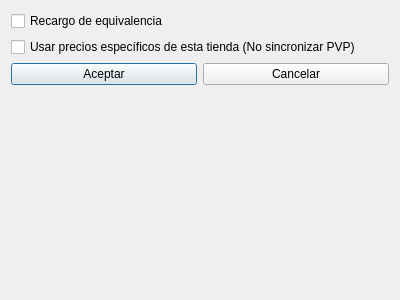
The window that configuracionotros.ui (Ladis72/tienda) describes before a commit, drawn with Qt 5.
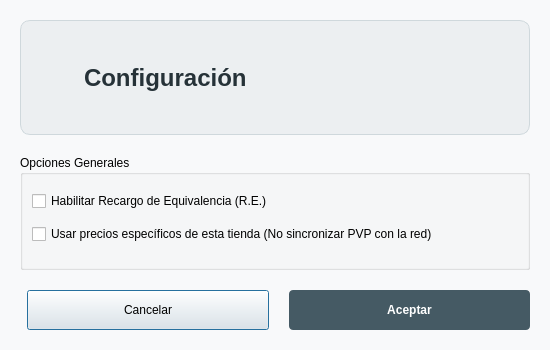
The same window after the commit. Icons and pictures are not drawn.

```diff
--- a/configuracionotros.ui
+++ b/configuracionotros.ui
@@ -6,54 +6,160 @@
    <rect>
     <x>0</x>
     <y>0</y>
-    <width>400</width>
-    <height>300</height>
+    <width>550</width>
+    <height>350</height>
    </rect>
   </property>
   <property name="windowTitle">
+   <string>Configuración del Sistema</string>
+  </property>
+  <property name="styleSheet">
+   <string notr="true">QDialog { background-color: #f8f9fa; }</string>
+  </property>
+  <layout class="QVBoxLayout" name="mainVerticalLayout">
+   <property name="spacing">
+    <number>20</number>
+   </property>
+   <property name="leftMargin">
+    <number>20</number>
+   </property>
+   <property name="topMargin">
+    <number>20</number>
+   </property>
+   <property name="rightMargin">
+    <number>20</number>
+   </property>
+   <property name="bottomMargin">
+    <number>20</number>
+   </property>
+   <item>
+    <widget class="QFrame" name="headerFrame">
+     <property name="minimumSize">
+      <size>
+       <width>0</width>
+       <height>80</height>
+      </size>
+     </property>
+     <property name="styleSheet">
+      <string notr="true">QFrame#headerFrame {
+    background-color: #eceff1;
+    border-radius: 10px;
+    border: 1px solid #cfd8dc;
+}</string>
+     </property>
+     <layout class="QHBoxLayout" name="horizontalLayoutHeader">
+      <item>
+       <widget class="QLabel" name="labelIcono">
+        <property name="maximumSize">
+         <size>
+          <width>48</width>
+          <height>48</height>
+         </size>
+        </property>
+        <property name="pixmap">
+         <pixmap>../iconos/configuracion.png</pixmap>
+        </property>
+        <property name="scaledContents">
+         <bool>true</bool>
+        </property>
+       </widget>
+      </item>
+      <item>
+       <widget class="QLabel" name="labelTitle">
+        <property name="font">
+         <font>
+          <pointsize>18</pointsize>
+          <bold>true</bold>
+         </font>
+        </property>
+        <property name="styleSheet">
+         <string notr="true">color: #263238;</string>
+        </property>
+        <property name="text">
    <string>Configuración</string>
   </property>
-  <layout class="QGridLayout" name="gridLayout">
-   <item row="0" column="0" colspan="2">
+       </widget>
+      </item>
+      <item>
+       <spacer name="horizontalSpacerHeader">
+        <property name="orientation">
+         <enum>Qt::Orientation::Horizontal</enum>
+        </property>
+       </spacer>
+      </item>
+     </layout>
+    </widget>
+   </item>
+   <item>
+    <widget class="QGroupBox" name="groupBoxSettings">
+     <property name="title">
+      <string>Opciones Generales</string>
+     </property>
+     <layout class="QVBoxLayout" name="verticalLayoutSettings">
+      <item>
     <widget class="QCheckBox" name="checkBoxRE">
      <property name="text">
-      <string>Recargo de equivalencia</string>
+         <string>Habilitar Recargo de Equivalencia (R.E.)</string>
      </property>
     </widget>
    </item>
-   <item row="1" column="0" colspan="2">
+      <item>
     <widget class="QCheckBox" name="checkBoxNube">
      <property name="text">
-      <string>Usar precios específicos de esta tienda (No sincronizar PVP)</string>
+         <string>Usar precios específicos de esta tienda (No sincronizar PVP con la red)</string>
      </property>
     </widget>
    </item>
-   <item row="2" column="0">
-    <widget class="QPushButton" name="pushButtonAceptar">
-     <property name="text">
-      <string>Aceptar</string>
-     </property>
+      <item>
+       <spacer name="verticalSpacerBody">
+        <property name="orientation">
+         <enum>Qt::Orientation::Vertical</enum>
+        </property>
+       </spacer>
+      </item>
+     </layout>
     </widget>
    </item>
-   <item row="2" column="1">
+   <item>
+    <layout class="QHBoxLayout" name="horizontalLayoutButtons">
+     <item>
+      <spacer name="horizontalSpacerButtons">
+       <property name="orientation">
+        <enum>Qt::Orientation::Horizontal</enum>
+       </property>
+      </spacer>
+     </item>
+     <item>
     <widget class="QPushButton" name="pushButtonCancelar">
+       <property name="minimumSize">
+        <size>
+         <width>120</width>
+         <height>40</height>
+        </size>
+       </property>
      <property name="text">
       <string>Cancelar</string>
      </property>
     </widget>
    </item>
-   <item row="3" column="0">
-    <spacer name="verticalSpacer">
-     <property name="orientation">
-      <enum>Qt::Vertical</enum>
-     </property>
-     <property name="sizeHint" stdset="0">
+     <item>
+      <widget class="QPushButton" name="pushButtonAceptar">
+       <property name="minimumSize">
       <size>
-       <width>20</width>
+         <width>120</width>
        <height>40</height>
       </size>
      </property>
-    </spacer>
+       <property name="text">
+        <string>Aceptar</string>
+       </property>
+       <property name="styleSheet">
+        <string notr="true">QPushButton { background-color: #455a64; color: white; font-weight: bold; border-radius: 4px; }
+QPushButton:hover { background-color: #37474f; }</string>
+       </property>
+      </widget>
+     </item>
+    </layout>
    </item>
   </layout>
  </widget>
```
Left out of the diff: 19 changed lines with no effect on the pictures. Lines whose indentation alone changed are shown as unchanged.
